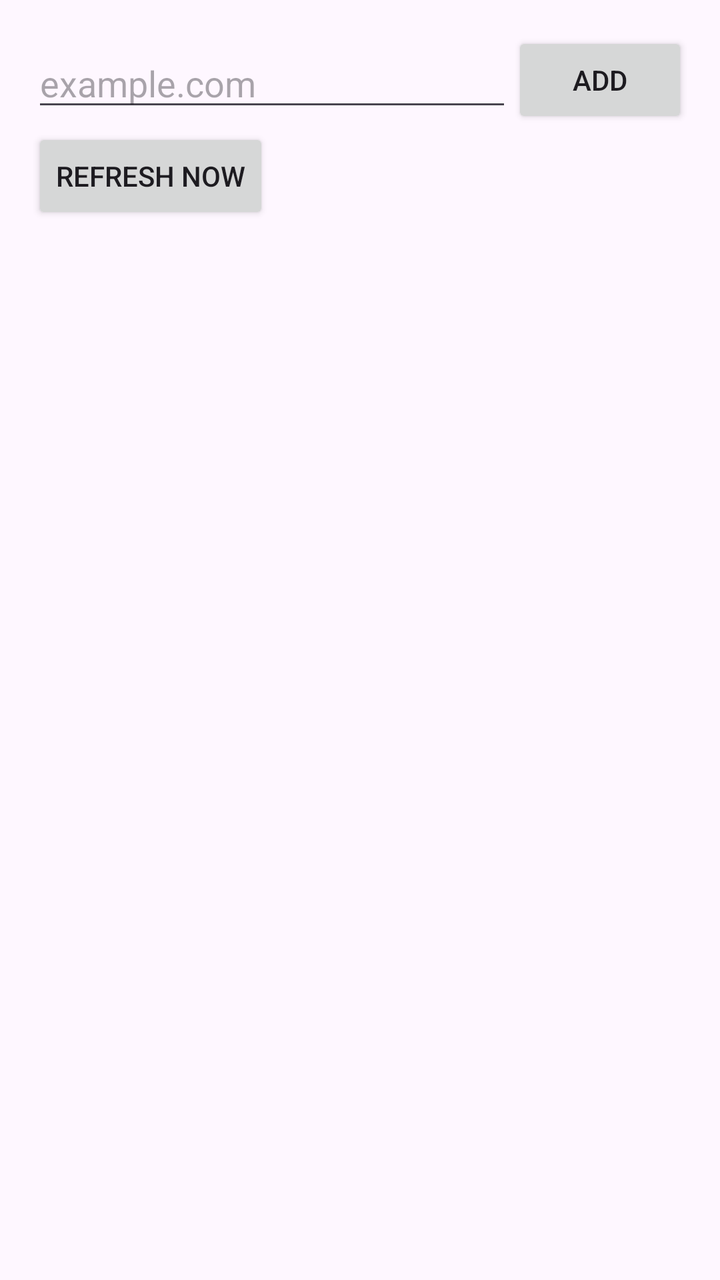
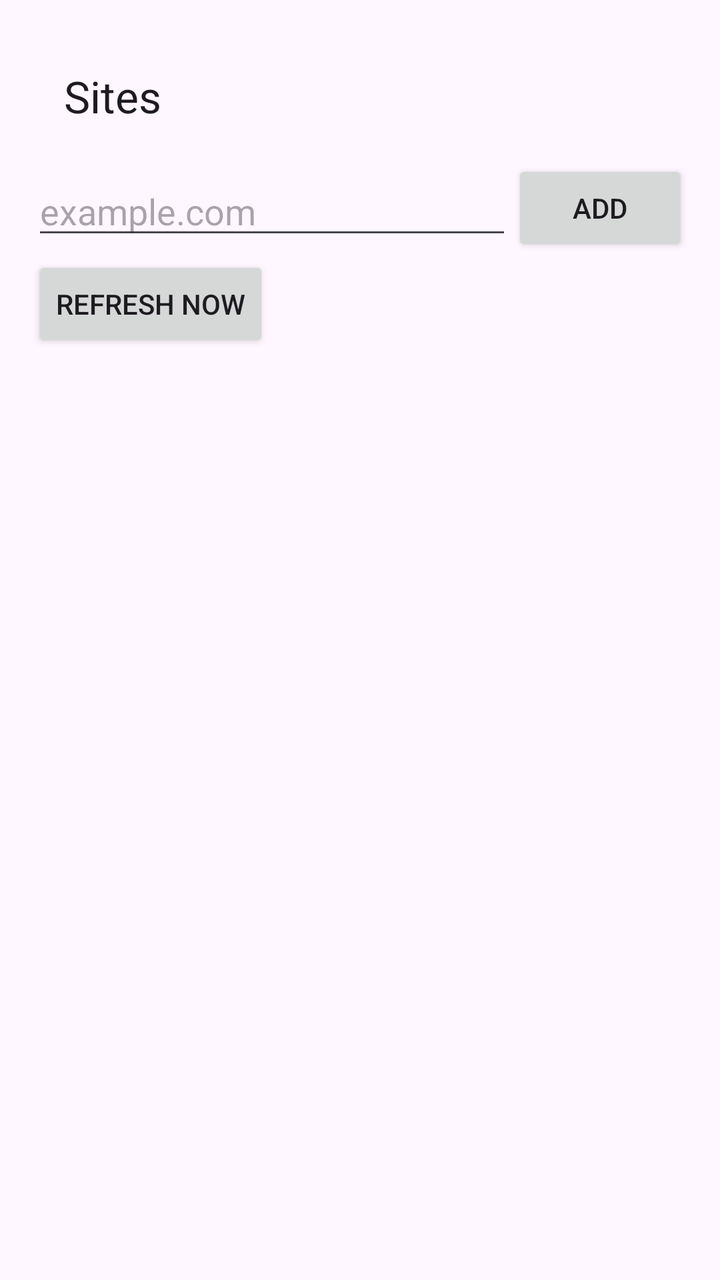

Screens rendered from an Android XML layout before and after an edit, with the pre-edit source and the edit as a unified diff.
<!-- AndroidManifest.xml: application theme Theme.ShowFavicon -->
<!-- res/layout/activity_main.xml -->
<?xml version="1.0" encoding="utf-8"?>
<LinearLayout xmlns:android="http://schemas.android.com/apk/res/android"
    android:layout_width="match_parent"
    android:layout_height="match_parent"
    android:orientation="vertical"
    android:padding="16dp">

    <LinearLayout
        android:layout_width="match_parent"
        android:layout_height="wrap_content"
        android:gravity="center_vertical"
        android:orientation="horizontal">

        <EditText
            android:id="@+id/url_input"
            android:layout_width="0dp"
            android:layout_height="wrap_content"
            android:layout_weight="1"
            android:autofillHints="url"
            android:hint="@string/url_hint"
            android:imeOptions="actionDone"
            android:inputType="textUri"
            android:maxLines="1" />

        <Button
            android:id="@+id/add_button"
            android:layout_width="wrap_content"
            android:layout_height="wrap_content"
            android:text="@string/add_site" />
    </LinearLayout>

    <Button
        android:id="@+id/refresh_button"
        android:layout_width="wrap_content"
        android:layout_height="wrap_content"
        android:text="@string/fetch_now" />

    <TextView
        android:id="@+id/empty_view"
        android:layout_width="match_parent"
        android:layout_height="wrap_content"
        android:layout_marginTop="16dp"
        android:text="@string/empty_list"
        android:textAppearance="?attr/textAppearanceBodyMedium"
        android:visibility="gone" />

    <androidx.recyclerview.widget.RecyclerView
        android:id="@+id/site_list"
        android:layout_width="match_parent"
        android:layout_height="0dp"
        android:layout_marginTop="8dp"
        android:layout_weight="1"
        android:clipToPadding="false" />
</LinearLayout>
<!-- resources referenced by this layout -->
<resources>
  <string name="add_site">Add</string>
  <string name="empty_list">No sites yet. Add one and it shows up in the widget.</string>
  <string name="fetch_now">Refresh now</string>
  <string name="url_hint">example.com</string>
  <style name="Theme.ShowFavicon" parent="Theme.Material3.DayNight" />
</resources>

<!-- the commit's change to res/layout/activity_main.xml (unified diff, before → after) -->
@@ -1,9 +1,17 @@
 <?xml version="1.0" encoding="utf-8"?>
 <LinearLayout xmlns:android="http://schemas.android.com/apk/res/android"
+    xmlns:app="http://schemas.android.com/apk/res-auto"
+    android:id="@+id/root"
     android:layout_width="match_parent"
     android:layout_height="match_parent"
     android:orientation="vertical"
     android:padding="16dp">
+
+    <com.google.android.material.appbar.MaterialToolbar
+        android:id="@+id/toolbar"
+        android:layout_width="match_parent"
+        android:layout_height="?attr/actionBarSize"
+        app:title="@string/sites_title" />
 
     <LinearLayout
         android:layout_width="match_parent"
<!-- resource entries referenced after the edit -->
@@ -3,7 +3,8 @@
   <string name="add_site">Add</string>
   <string name="empty_list">No sites yet. Add one and it shows up in the widget.</string>
   <string name="fetch_now">Refresh now</string>
+  <string name="sites_title">Sites</string>
   <string name="url_hint">example.com</string>
-  <style name="Theme.ShowFavicon" parent="Theme.Material3.DayNight" />
+  <style name="Theme.ShowFavicon" parent="Theme.Material3.DayNight.NoActionBar" />
 </resources>
 
